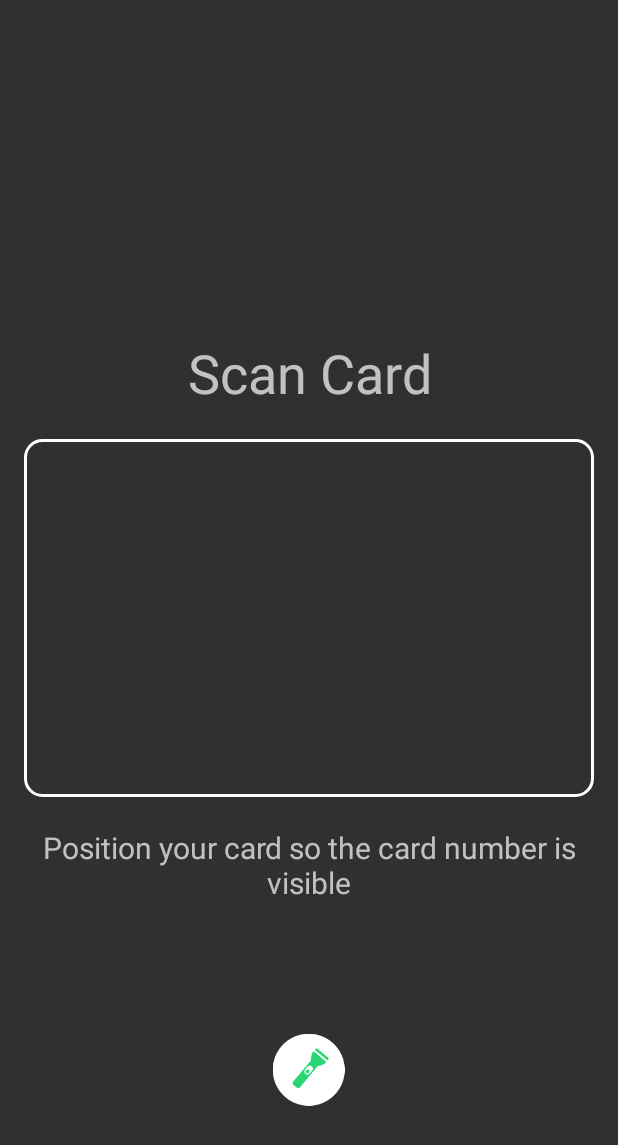
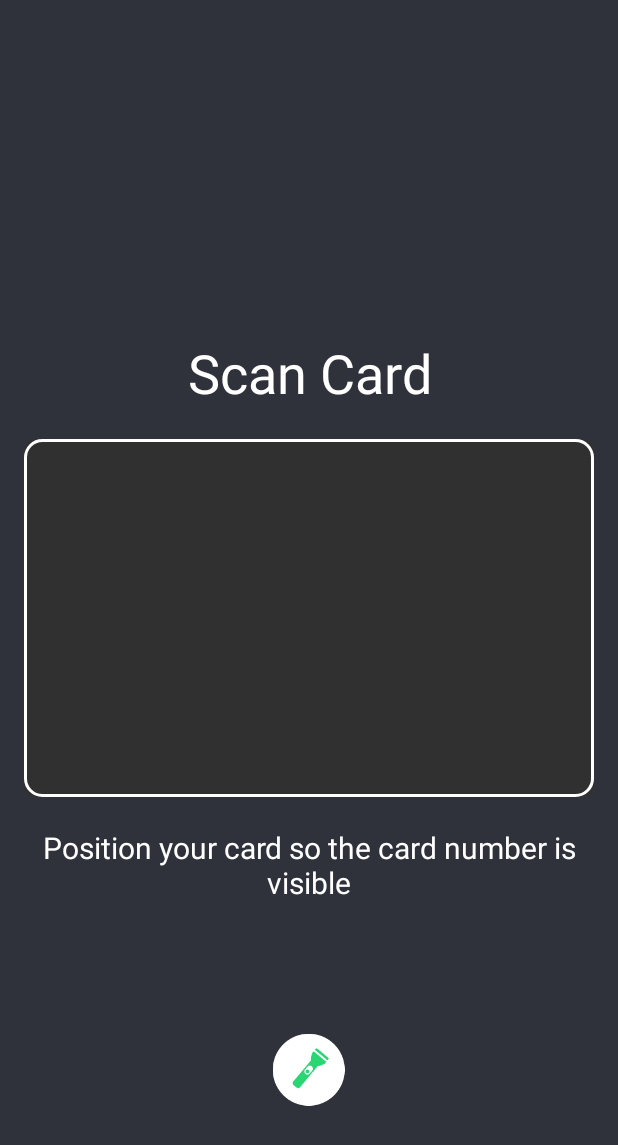
Before and after one commit to getbouncer/cardscan-android, an Android app: the ScanActivity screen opened directly, with no data from a screen before it, on a phone screen of 412 x 824 dp. Shown: the top 1145 px of the screen. Run offline under Robolectric (Android 15) with nearby library versions, the phone set to English and light mode, and no system bars.

Commit message:
got the overlay working

```diff
--- /dev/null
+++ b/cardscan/src/main/java/com/getbouncer/cardscan/ui/Overlay.java
@@ -0,0 +1,48 @@
+package com.getbouncer.cardscan.ui;
+
+import android.content.Context;
+import android.graphics.Canvas;
+import android.graphics.Paint;
+import android.graphics.PorterDuff;
+import android.graphics.PorterDuffXfermode;
+import android.graphics.RectF;
+import android.util.AttributeSet;
+import android.view.View;
+
+import com.getbouncer.cardscan.R;
+
+public class Overlay extends View {
+
+    private RectF circleRect;
+    private int radius;
+
+    public Overlay(Context context, AttributeSet attrs) {
+        super(context, attrs);
+        //In versions > 3.0 need to define layer Type
+        if (android.os.Build.VERSION.SDK_INT >= 11)
+        {
+            setLayerType(View.LAYER_TYPE_SOFTWARE, null);
+        }
+    }
+
+    public void setCircle(RectF rect, int radius) {
+        this.circleRect = rect;
+        this.radius = radius;
+        //Redraw after defining circle
+        postInvalidate();
+    }
+
+    @Override
+    public void onDraw(Canvas canvas) {
+        super.onDraw(canvas);
+        if(circleRect != null) {
+            Paint paint = new Paint(Paint.ANTI_ALIAS_FLAG);
+            paint.setColor(getResources().getColor(R.color.camera_background));
+            paint.setStyle(Paint.Style.FILL);
+            canvas.drawPaint(paint);
+
+            paint.setXfermode(new PorterDuffXfermode(PorterDuff.Mode.CLEAR));
+            canvas.drawRoundRect(circleRect, radius, radius, paint);
+        }
+    }
+}
--- a/cardscan/src/main/java/com/getbouncer/cardscan/ui/ScanActivity.java
+++ b/cardscan/src/main/java/com/getbouncer/cardscan/ui/ScanActivity.java
@@ -23,6 +23,8 @@ import android.app.AlertDialog;
 import android.content.Context;
 import android.content.DialogInterface;
 import android.content.pm.PackageManager;
+import android.graphics.Rect;
+import android.graphics.RectF;
 import android.hardware.Camera;
 import android.net.Uri;
 import android.os.Build;
@@ -34,6 +36,7 @@ import android.view.Surface;
 import android.view.SurfaceHolder;
 import android.view.SurfaceView;
 import android.view.View;
+import android.view.ViewTreeObserver;
 import android.widget.FrameLayout;
 import android.widget.ImageView;
 
@@ -85,8 +88,21 @@ public class ScanActivity extends Activity implements Camera.PreviewCallback, Vi
         }
 
         findViewById(R.id.flashlightButton).setOnClickListener(this);
+        findViewById(R.id.view).getViewTreeObserver().addOnGlobalLayoutListener(new MyGlobalListenerClass());
+        mDebugImageView = findViewById(R.id.debugImageView);
+    }
 
-        mDebugImageView = findViewById(R.id.debugImageView);
+    class MyGlobalListenerClass implements ViewTreeObserver.OnGlobalLayoutListener {
+        @Override
+        public void onGlobalLayout() {
+            int[] xy = new int[2];
+            View view = findViewById(R.id.view);
+            view.getLocationOnScreen(xy);
+            RectF rect = new RectF(xy[0], xy[1], xy[0] + view.getWidth(),
+                    xy[1] + view.getHeight());
+            Overlay overlay = findViewById(R.id.shadedBackground);
+            overlay.setCircle(rect, 11);
+        }
     }
 
     @Override
--- a/cardscan/src/main/res/layout/activity_camera_capture.xml
+++ b/cardscan/src/main/res/layout/activity_camera_capture.xml
@@ -11,8 +11,19 @@
         android:layout_height="match_parent"
         tools:layout_editor_absoluteX="0dp"
         tools:layout_editor_absoluteY="500dp">
+    </FrameLayout>
 
-    </FrameLayout>
+
+    <com.getbouncer.cardscan.ui.Overlay
+        android:id="@+id/shadedBackground"
+        android:layout_width="0dp"
+        android:layout_height="0dp"
+        android:layout_marginStart="0dp"
+        android:layout_marginEnd="0dp"
+        app:layout_constraintBottom_toBottomOf="@+id/texture"
+        app:layout_constraintEnd_toEndOf="parent"
+        app:layout_constraintStart_toStartOf="parent"
+        app:layout_constraintTop_toTopOf="@+id/texture" />
 
     <View
         android:id="@+id/view"
@@ -41,6 +52,7 @@
         android:gravity="center"
         android:text="@string/scan_card"
         android:textSize="36sp"
+        android:textColor="@android:color/white"
         app:layout_constraintBottom_toTopOf="@+id/view"
         app:layout_constraintEnd_toEndOf="parent"
         app:layout_constraintStart_toStartOf="parent"/>
@@ -57,6 +69,7 @@
         android:gravity="center"
         android:text="@string/positionCard"
         android:textSize="20sp"
+        android:textColor="@android:color/white"
         app:layout_constraintEnd_toEndOf="parent"
         app:layout_constraintStart_toStartOf="parent"
         app:layout_constraintTop_toBottomOf="@+id/view" />
--- a/cardscan/src/main/res/values/colors.xml
+++ b/cardscan/src/main/res/values/colors.xml
@@ -1,4 +1,5 @@
 <?xml version="1.0" encoding="utf-8"?>
 <resources>
     <color name="control_background">#cc4285f4</color>
+    <color name="camera_background">#992F3542</color>
 </resources>
```
